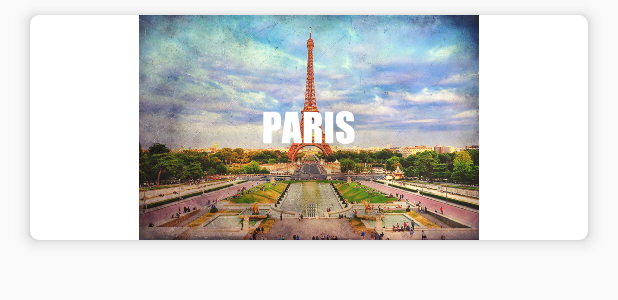
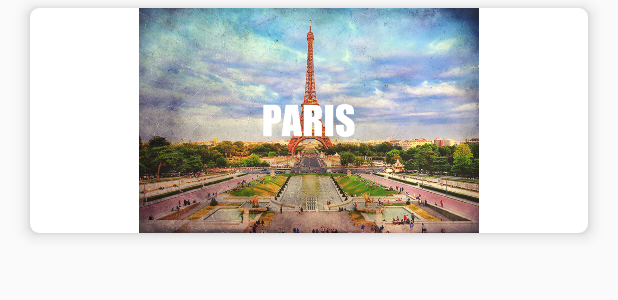
Before and after one commit to jin5578/Kagong, an Android app: the layout recommended_area_item.xml on its own in the app's theme, with its tools: preview values and no code run, on a phone screen of 412 x 824 dp. Shown: the top 300 px of the screen. Run offline under Robolectric (Android 15) with nearby library versions, the phone set to English and light mode, and no system bars; Roboto replaces fonts that are not available here.

Commit message:
코드 정리

```diff
--- a/app/src/main/java/com/tistory/jeongs0222/kagongapplication/ui/adapter/RecommendAreaAdapter.kt
+++ b/app/src/main/java/com/tistory/jeongs0222/kagongapplication/ui/adapter/RecommendAreaAdapter.kt
@@ -1,5 +1,6 @@
 package com.tistory.jeongs0222.kagongapplication.ui.adapter
 
+import android.util.Log
 import android.view.LayoutInflater
 import android.view.ViewGroup
 import androidx.lifecycle.LifecycleOwner
--- a/app/src/main/java/com/tistory/jeongs0222/kagongapplication/ui/view/fragment/HomeFragment.kt
+++ b/app/src/main/java/com/tistory/jeongs0222/kagongapplication/ui/view/fragment/HomeFragment.kt
@@ -35,6 +35,7 @@ class HomeFragment: Fragment() {
         mainViewModel.bringHistory(FirebaseAuth.getInstance().uid!!)
 
         binding.recommendRecyclerView.apply {
+            isNestedScrollingEnabled = false
             layoutManager = LinearLayoutManager(this@HomeFragment.context)
             adapter = RecommendAreaAdapter(this@HomeFragment, mainViewModel)
         }
--- a/app/src/main/res/layout/fragment_home.xml
+++ b/app/src/main/res/layout/fragment_home.xml
@@ -77,7 +77,6 @@
                     android:layout_marginTop="20dp"
                     android:scrollbars="none"
                     android:background="@color/colorWhite"
-                    android:paddingBottom="10dp"
                     app:addRecommendList="@{mViewModel.recommendArea}"
                     app:layout_constraintStart_toStartOf="parent"
                     app:layout_constraintEnd_toEndOf="parent"
--- a/app/src/main/res/layout/recommended_area_item.xml
+++ b/app/src/main/res/layout/recommended_area_item.xml
@@ -21,7 +21,8 @@
     <androidx.cardview.widget.CardView
             android:layout_width="match_parent"
             android:layout_height="150dp"
-            android:layout_marginTop="10dp"
+            android:layout_marginTop="5dp"
+            android:layout_marginBottom="5dp"
             android:layout_marginStart="20dp"
             android:layout_marginEnd="20dp"
             app:cardCornerRadius="6dp"
```
